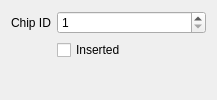
First picture: the form in Libretro/mgba/src/platform/qt/BattleChipView.ui, repository kiddreads/Avalon-copy2, before the edit.
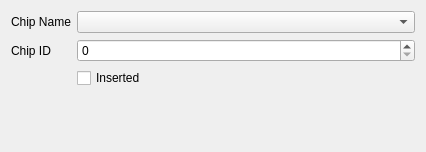
Second picture: the form after the edit.

Commit message: Qt: Flesh out BattleChip Gate UI

Diff of the .ui file:
```diff
--- a/Libretro/mgba/src/platform/qt/BattleChipView.ui
+++ b/Libretro/mgba/src/platform/qt/BattleChipView.ui
@@ -6,38 +6,45 @@
    <rect>
     <x>0</x>
     <y>0</y>
-    <width>217</width>
-    <height>100</height>
+    <width>426</width>
+    <height>152</height>
    </rect>
   </property>
   <property name="windowTitle">
    <string>BattleChip Gate</string>
   </property>
   <layout class="QFormLayout" name="formLayout">
-   <item row="1" column="1">
+   <item row="2" column="1">
     <widget class="QCheckBox" name="inserted">
      <property name="text">
       <string>Inserted</string>
      </property>
     </widget>
    </item>
-   <item row="0" column="0">
+   <item row="1" column="0">
     <widget class="QLabel" name="label">
      <property name="text">
       <string>Chip ID</string>
      </property>
     </widget>
    </item>
-   <item row="0" column="1">
+   <item row="0" column="0">
+    <widget class="QLabel" name="label_2">
+     <property name="text">
+      <string>Chip Name</string>
+     </property>
+    </widget>
+   </item>
+   <item row="1" column="1">
     <widget class="QSpinBox" name="chipId">
-     <property name="minimum">
-      <number>1</number>
-     </property>
      <property name="maximum">
       <number>65535</number>
      </property>
     </widget>
    </item>
+   <item row="0" column="1">
+    <widget class="QComboBox" name="chipName"/>
+   </item>
   </layout>
  </widget>
  <resources/>
```
The commit also changes 5 other files.
